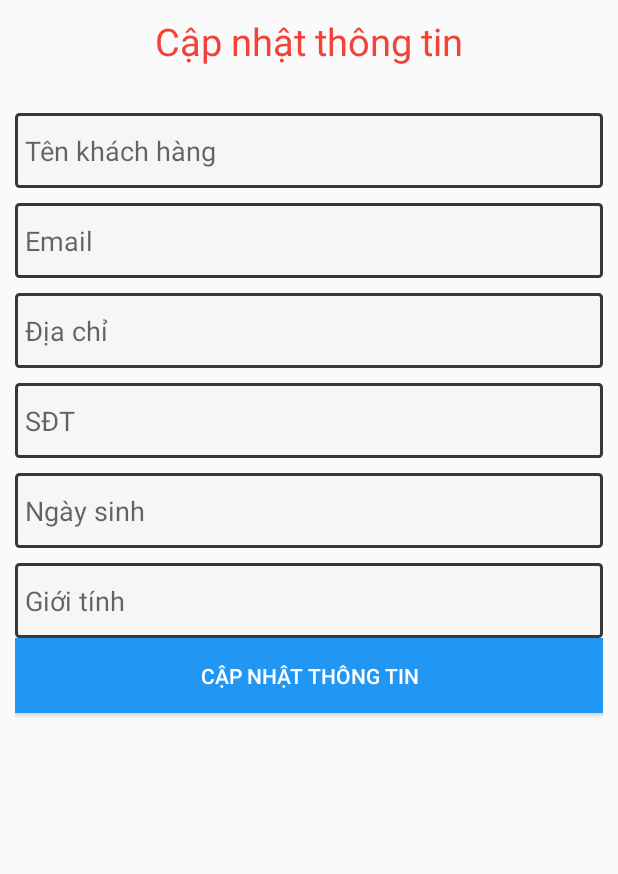
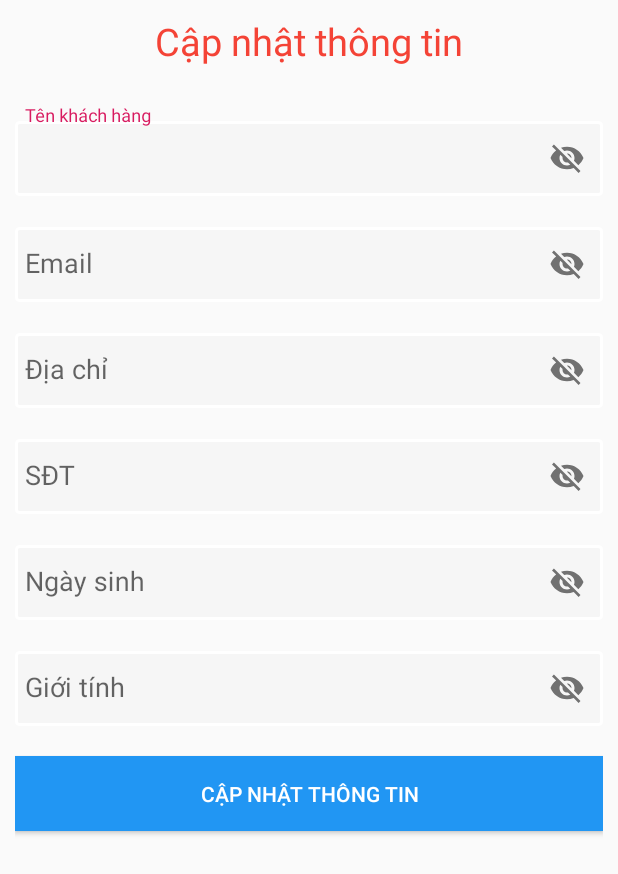
Before and after one commit to iron2014hieu/bansachonline, an Android app: the UpdateProfileActivity screen opened directly, with no data from a screen before it, on a phone screen of 412 x 824 dp. Shown: the top 874 px of the screen. Run offline under Robolectric (Android 15) with nearby library versions, the phone set to English and light mode, and no system bars; our stand-ins replace Volley; network calls fail.

Commit message:
cap nhat thong tin

```diff
--- a/app/src/main/java/iron2014/bansachonline/Activity/hoadon/UpdateProfileActivity.java
+++ b/app/src/main/java/iron2014/bansachonline/Activity/hoadon/UpdateProfileActivity.java
@@ -25,7 +25,7 @@ import org.json.JSONObject;
 import java.util.HashMap;
 import java.util.Map;
 
-import iron2014.bansachonline.Activity.ShipperActivity;
+import iron2014.bansachonline.fragmentVanChuyen.Activity.ShipperActivity;
 import iron2014.bansachonline.LoginRegister.ProfileActivity;
 import iron2014.bansachonline.R;
 import iron2014.bansachonline.fragmentVanChuyen.Activity.ChitietGiaoHangActivity;
@@ -63,12 +63,9 @@ public class UpdateProfileActivity extends AppCompatActivity {
         edtGioiTinh.setText(sex);
         edtAddress.setText(address);
 
-
-
         btnUpdateUser.setOnClickListener(new View.OnClickListener() {
             @Override
             public void onClick(View view) {
-
                 final String name1 = edtNameUser.getText().toString();
                 final String address1 = edtAddress.getText().toString();
                 final String sex1 = edtGioiTinh.getText().toString();
@@ -77,8 +74,6 @@ public class UpdateProfileActivity extends AppCompatActivity {
                 saveDetail(id, name1, address1, sex1, ngaysinh1, phone1);
             }
     });
-        Toast.makeText(this, ""+ id, Toast.LENGTH_SHORT).show();
-
     }
 
     private void saveDetail(final String strid, final String strname, final String strdiachi, final String strsex, final String strngaysinh, final String strphone){
--- a/app/src/main/java/iron2014/bansachonline/LoginRegister/ProfileActivity.java
+++ b/app/src/main/java/iron2014/bansachonline/LoginRegister/ProfileActivity.java
@@ -181,7 +181,6 @@ public class ProfileActivity extends AppCompatActivity {
                             txtSex.setText(sex);
                             txtEmail.setText(email);
                             txtName.setText(name);
-                            Toast.makeText(ProfileActivity.this, "" + id, Toast.LENGTH_SHORT).show();
 //                            txtPassword.setText(password);
                             strid = String.valueOf(id);
                             Picasso.with(ProfileActivity.this).load(urlImage).into(profile_image) ;
--- a/app/src/main/res/drawable-v24/rounded_edittext.xml
+++ b/app/src/main/res/drawable-v24/rounded_edittext.xml
@@ -3,7 +3,7 @@
     <solid android:color="#F6F6F6" />
     <stroke
         android:width="2dip"
-        android:color="?attr/textcolor" />
+        android:color="#fff" />
     <corners android:radius="2dip" />
     <padding
         android:bottom="7dip"
--- a/app/src/main/res/layout/activity_updateprofile.xml
+++ b/app/src/main/res/layout/activity_updateprofile.xml
@@ -28,6 +28,11 @@
             android:layout_height="50dp"
             android:hint="Tên khách hàng"
             />
+        <com.google.android.material.textfield.TextInputLayout
+            android:layout_width="match_parent"
+            android:layout_height="wrap_content"
+            android:layout_marginTop="10dp"
+            app:passwordToggleEnabled="true">
             <EditText
                 android:background="@drawable/rounded_edittext"
                 android:id="@+id/edtNameUser"
@@ -36,6 +41,12 @@
                 android:layout_height="50dp"
                 android:hint="Tên khách hàng"
                 />
+        </com.google.android.material.textfield.TextInputLayout>
+        <com.google.android.material.textfield.TextInputLayout
+            android:layout_width="match_parent"
+            android:layout_height="wrap_content"
+            android:layout_marginTop="10dp"
+            app:passwordToggleEnabled="true">
             <EditText
                 android:background="@drawable/rounded_edittext"
                 android:id="@+id/edtEmailUser"
@@ -45,6 +56,12 @@
                 android:layout_height="50dp"
                 android:hint="Email"
                 />
+        </com.google.android.material.textfield.TextInputLayout>
+        <com.google.android.material.textfield.TextInputLayout
+            android:layout_width="match_parent"
+            android:layout_height="wrap_content"
+            android:layout_marginTop="10dp"
+            app:passwordToggleEnabled="true">
             <EditText
                 android:background="@drawable/rounded_edittext"
                 android:id="@+id/edtAddress"
@@ -53,6 +70,12 @@
                 android:layout_height="50dp"
                 android:hint="Địa chỉ"
                 />
+        </com.google.android.material.textfield.TextInputLayout>
+        <com.google.android.material.textfield.TextInputLayout
+            android:layout_width="match_parent"
+            android:layout_height="wrap_content"
+            android:layout_marginTop="10dp"
+            app:passwordToggleEnabled="true">
             <EditText
                 android:background="@drawable/rounded_edittext"
                 android:id="@+id/edtSdtUser"
@@ -62,6 +85,12 @@
                 android:hint="SĐT"
                 android:inputType="number"
                 />
+        </com.google.android.material.textfield.TextInputLayout>
+        <com.google.android.material.textfield.TextInputLayout
+            android:layout_width="match_parent"
+            android:layout_height="wrap_content"
+            android:layout_marginTop="10dp"
+            app:passwordToggleEnabled="true">
             <EditText
                 android:background="@drawable/rounded_edittext"
                 android:id="@+id/edtNgaySinh"
@@ -70,6 +99,12 @@
                 android:layout_height="50dp"
                 android:hint="Ngày sinh"
                 />
+        </com.google.android.material.textfield.TextInputLayout>
+        <com.google.android.material.textfield.TextInputLayout
+            android:layout_width="match_parent"
+            android:layout_height="wrap_content"
+            android:layout_marginTop="10dp"
+            app:passwordToggleEnabled="true">
             <EditText
                 android:background="@drawable/rounded_edittext"
                 android:id="@+id/edtGioiTinh"
@@ -78,8 +113,12 @@
                 android:layout_height="50dp"
                 android:hint="Giới tính"
                 />
+        </com.google.android.material.textfield.TextInputLayout>
+
+
     </LinearLayout>
     <Button
+        android:layout_marginTop="20dp"
         android:background="#2196F3"
         android:textColor="#fff"
         android:id="@+id/btnUpdateUser"
```
Lines whose indentation alone changed are shown as unchanged.
